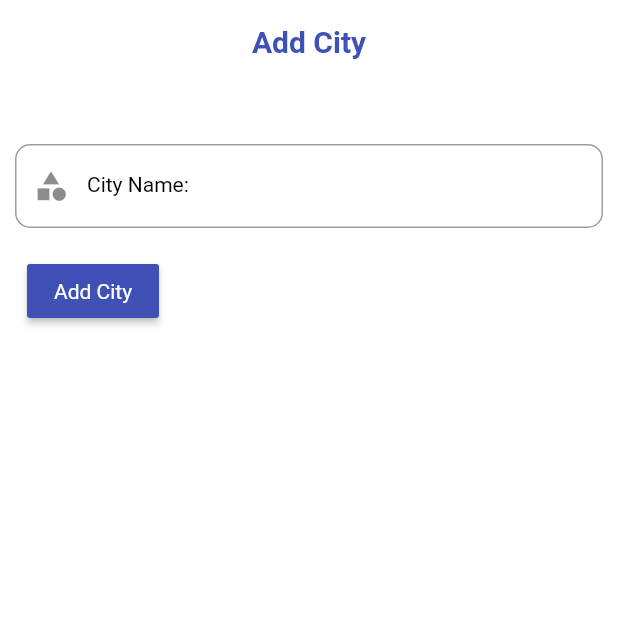
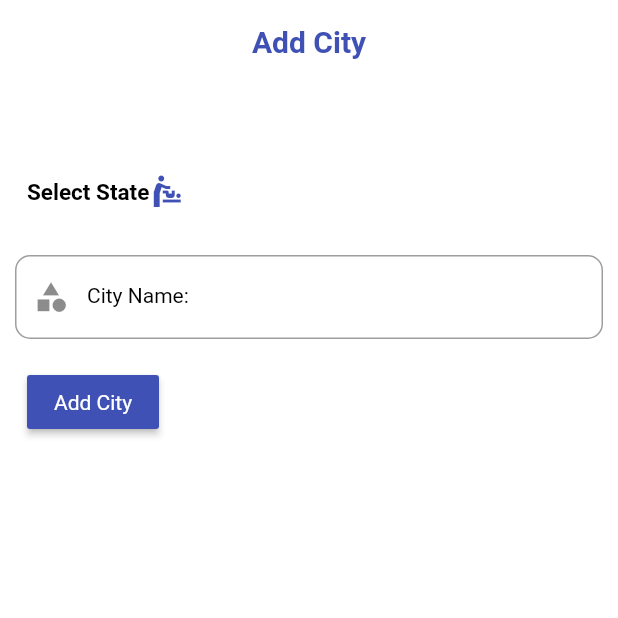
Before and after one commit to fadyZaherEng/orders, a Flutter app: the AddCityScreen screen opened directly, on a phone screen of 412 x 824 dp, the top half of it. Run offline on Flutter 3.47's test engine with Material 2 defaults, Android fonts, the light colour scheme and no system bars; our stand-ins replace barcode_widget, bloc, cloud_firestore, conditional_builder_null_safety, connectivity, easy_localization and 12 more; missing offline and left inert: simple_barcode_scanner, syncfusion_flutter_xlsio; accounts and stored records are empty.

Commit message:
upload finish

```diff
--- a/assets/translations/ar-SA.json
+++ b/assets/translations/ar-SA.json
@@ -20,6 +20,7 @@
   "Service Type: ": "نوع الخدمة: ",
   "Search Phone": "بحث بالموبايل",
   "Delete": "مسح",
+  "Waiting": "غير مؤكد",
   "Cancel": "ملغى",
   "Not Found": "لا يوجد اصناف",
   "Total num: ": " عدد الطلبات: ",
--- a/assets/translations/en-US.json
+++ b/assets/translations/en-US.json
@@ -83,6 +83,7 @@
   "Not Orders ": "Not Orders ",
   "Address": "Address",
   "Service Type: ": "Service Type: ",
+  "Waiting": "Waiting",
   "Cancel": "Cancel",
   "Confirm": "Confirm",
   "Total num: ": "Total num: ",
--- a/lib/layout/home_screen.dart
+++ b/lib/layout/home_screen.dart
@@ -395,6 +395,7 @@ class _HomeScreenState extends State<HomeScreen> with WidgetsBindingObserver {
                                         onTap: () {
                                           Navigator.pop(context);
                                           stateValue = e;
+                                          OrdersHomeCubit.get(context).getCites(stateValue);
                                           setState(() {});
                                         },
                                         child: Padding(
@@ -408,6 +409,7 @@ class _HomeScreenState extends State<HomeScreen> with WidgetsBindingObserver {
                               onChanged: (val) {
                                 if (val != null) {
                                   stateValue = val;
+                                  OrdersHomeCubit.get(context).getCites(stateValue);
                                   setState(() {});
                                 }
                               }),
@@ -432,7 +434,7 @@ class _HomeScreenState extends State<HomeScreen> with WidgetsBindingObserver {
                                       color: Theme.of(context)
                                           .scaffoldBackgroundColor),
                               items: OrdersHomeCubit.get(context)
-                                  .cites
+                                  .cities
                                   .map(
                                     (e) => DropdownMenuItem(
                                       value: e,
@@ -648,6 +650,7 @@ class _HomeScreenState extends State<HomeScreen> with WidgetsBindingObserver {
                                 orderName: nameClientController.text,
                                 conservation: stateValue,
                                 city: city,
+                                waiting: false,
                                 serviceType: service,
                                 notes: notesController.text,
                                 address: addressClientController.text,
--- a/lib/main.dart
+++ b/lib/main.dart
@@ -78,7 +78,7 @@ class _MyAppState extends State<MyApp> {
   Widget build(BuildContext context) {
     return Phoenix(
       child: BlocProvider(
-        create: (context) => OrdersHomeCubit()..getOrders()..getCategories()..getAdminsProfile()..getMoney()..getCites()..getStates(),
+        create: (context) => OrdersHomeCubit()..getOrders()..getCategories()..getAdminsProfile()..getMoney()..getStates(),
         child: BlocConsumer<OrdersHomeCubit, OrdersHomeStates>(
           listener: (context, state) {},
           builder: (context, state) {
--- a/lib/models/order_model.dart
+++ b/lib/models/order_model.dart
@@ -1,9 +1,8 @@
-import 'package:cloud_firestore/cloud_firestore.dart';
-import 'package:flutter/material.dart';
-import 'package:orders/shared/network/local/cashe_helper.dart';
-
 class OrderModel {
-  String orderName, conservation, city, address,
+  String orderName,
+      conservation,
+      city,
+      address,
       type,
       employerName,
       employerEmail,
@@ -13,7 +12,8 @@ class OrderModel {
       notes,
       date;
   int number;
-  bool confirm=false;
+  bool confirm = false;
+  bool waiting;
   double price, totalPrice, salOfCharging;
   dynamic barCode;
 
@@ -34,7 +34,10 @@ class OrderModel {
     required this.number,
     required this.price,
     required this.totalPrice,
-    required this.salOfCharging,this.confirm=false});
+    required this.salOfCharging,
+    this.confirm = false,
+    required this.waiting,
+  });
 
   Map<String, dynamic> toMap() {
     return {
@@ -52,6 +55,7 @@ class OrderModel {
       'date': date,
       'number': number,
       'confirm': confirm,
+      'waiting': waiting,
       'price': price,
       'totalPrice': totalPrice,
       'salOfCharging': salOfCharging,
@@ -65,6 +69,7 @@ class OrderModel {
       conservation: map['conservation'],
       city: map['city'],
       address: map['address'],
+      waiting: map['waiting'],
       type: map['type'],
       employerName: map['employerName'],
       employerEmail: map['employerEmail'],
@@ -73,12 +78,12 @@ class OrderModel {
       serviceType: map['serviceType'],
       notes: map['notes'],
       date: map['date'],
-      number: map['number'] ,
+      number: map['number'],
       confirm: map['confirm'],
-      price: map['price'] ,
-      totalPrice: map['totalPrice'] ,
-      salOfCharging: map['salOfCharging'] ,
-      barCode: map['barCode'] ,
+      price: map['price'],
+      totalPrice: map['totalPrice'],
+      salOfCharging: map['salOfCharging'],
+      barCode: map['barCode'],
     );
   }
 }
--- a/lib/modules/admin_screen/add_city/city.dart
+++ b/lib/modules/admin_screen/add_city/city.dart
@@ -5,10 +5,18 @@ import 'package:orders/layout/cubit/cubit.dart';
 import 'package:orders/layout/cubit/states.dart';
 import 'package:orders/shared/components/components.dart';
 
-class AddCityScreen extends StatelessWidget {
-  var formKey=GlobalKey<FormState>();
+class AddCityScreen extends StatefulWidget {
+  @override
+  State<AddCityScreen> createState() => _AddCityScreenState();
+}
 
-  var cityNameController=TextEditingController();
+class _AddCityScreenState extends State<AddCityScreen> {
+  var formKey = GlobalKey<FormState>();
+
+  String stateValue = "Select State".tr();
+
+  var cityNameController = TextEditingController();
+
   @override
   Widget build(BuildContext context) {
     return BlocConsumer<OrdersHomeCubit, OrdersHomeStates>(
@@ -17,7 +25,7 @@ class AddCityScreen extends StatelessWidget {
         return Scaffold(
           appBar: AppBar(
             centerTitle: true,
-            title:  Text("Add City".tr()),
+            title: Text("Add City".tr()),
           ),
           body: SingleChildScrollView(
             child: Padding(
@@ -28,12 +36,61 @@ class AddCityScreen extends StatelessWidget {
                   mainAxisAlignment: MainAxisAlignment.start,
                   crossAxisAlignment: CrossAxisAlignment.start,
                   children: [
-                    const SizedBox(height: 30,),
+                    const SizedBox(
+                      height: 30,
+                    ),
+                    Padding(
+                      padding: const EdgeInsets.all(8.0),
+                      child: DropdownButton(
+                          dropdownColor: Theme.of(context).primaryColor,
+                          focusColor: Theme.of(context).scaffoldBackgroundColor,
+                          underline: Container(),
+                          hint: Text(stateValue),
+                          icon: Icon(
+                            Icons.baby_changing_station,
+                            color: Theme.of(context).primaryColor,
+                          ),
+                          elevation: 0,
+                          style: Theme.of(context)
+                              .textTheme
+                              .titleMedium!
+                              .copyWith(
+                                  color: Theme.of(context)
+                                      .scaffoldBackgroundColor),
+                          items: OrdersHomeCubit.get(context)
+                              .states
+                              .map(
+                                (e) => DropdownMenuItem(
+                                  value: e,
+                                  child: InkWell(
+                                    onTap: () {
+                                      Navigator.pop(context);
+                                      stateValue = e;
+                                      setState(() {});
+                                    },
+                                    child: Padding(
+                                      padding: const EdgeInsets.all(10.0),
+                                      child: Text(e),
+                                    ),
+                                  ),
+                                ),
+                              )
+                              .toList(),
+                          onChanged: (val) {
+                            if (val != null) {
+                              stateValue = val;
+                              setState(() {});
+                            }
+                          }),
+                    ),
+                    const SizedBox(
+                      height: 10,
+                    ),
                     defaultTextForm(
                         context: context,
                         Controller: cityNameController,
                         prefixIcon: const Icon(Icons.category),
-                        text:"City Name: ".tr(),
+                        text: "City Name: ".tr(),
                         validate: (val) {
                           if (val.toString().isEmpty) {
                             return "Please Enter City Name".tr();
@@ -47,13 +104,11 @@ class AddCityScreen extends StatelessWidget {
                     Padding(
                       padding: const EdgeInsets.all(8.0),
                       child: MaterialButton(
-                        color: Theme
-                            .of(context)
-                            .primaryColor,
+                        color: Theme.of(context).primaryColor,
                         onPressed: () {
-                          if(formKey.currentState!.validate()){
-                           OrdersHomeCubit.get(context).addCites(cityNameController.text);
-                            cityNameController.text="";
+                          if (formKey.currentState!.validate()&&stateValue != "Select State".tr()) {
+                            OrdersHomeCubit.get(context).addCites(cityNameController.text,stateValue);
+                            cityNameController.text = "";
                           }
                         },
                         child: Text(
--- a/lib/modules/admin_screen/search_using_barcode/scan.dart
+++ b/lib/modules/admin_screen/search_using_barcode/scan.dart
@@ -5,12 +5,10 @@ import 'package:conditional_builder_null_safety/conditional_builder_null_safety.
 import 'package:easy_localization/easy_localization.dart';
 import 'package:flutter/material.dart';
 import 'package:flutter_bloc/flutter_bloc.dart';
-import 'package:intl/date_symbol_data_file.dart';
 import 'package:orders/layout/cubit/cubit.dart';
 import 'package:orders/layout/cubit/states.dart';
 import 'package:orders/modules/admin_screen/print_order/order.dart';
 import 'package:orders/shared/components/components.dart';
-import 'package:orders/shared/network/local/cashe_helper.dart';
 import 'package:screenshot/screenshot.dart';
 import 'package:simple_barcode_scanner/simple_barcode_scanner.dart';
 
@@ -246,6 +244,7 @@ class _ScannerScreenState extends State<ScannerScreen> {
                                                 salOfCharging:
                                                 OrdersHomeCubit.get(context).searchOrderBarcode!.salOfCharging,
                                                 context: context,
+                                                waiting:OrdersHomeCubit.get(context).searchOrderBarcode!.waiting,
                                                 notes: OrdersHomeCubit.get(context).searchOrderBarcode!.notes,
                                                 serviceType:OrdersHomeCubit.get(context).searchOrderBarcode!.serviceType
                                             );
--- a/lib/modules/admin_screen/update_order/update_order.dart
+++ b/lib/modules/admin_screen/update_order/update_order.dart
@@ -228,10 +228,10 @@ class _UpdateOrdersScreenState extends State<UpdateOrdersScreen> {
                               if (formKey.currentState!.validate()) {
                                 OrdersHomeCubit.get(context).updateOrder(
                                     orderName: widget.orderModel.orderName,
+                                    waiting: widget.orderModel.waiting,
                                     notes: widget.orderModel.notes,
                                     serviceType: widget.orderModel.serviceType,
-                                    conservation:
-                                    widget.orderModel.conservation,
+                                    conservation: widget.orderModel.conservation,
                                     city: widget.orderModel.city,
                                     address: widget.orderModel.address,
                                     type: widget.orderModel.type,
```
Also changed, not shown: lib/layout/cubit/cubit.dart (+72 -31 lines), lib/modules/admin_screen/orders/orders.dart (+32 -26 lines), lib/modules/emp_today_order/order.dart (+30 -22 lines).
